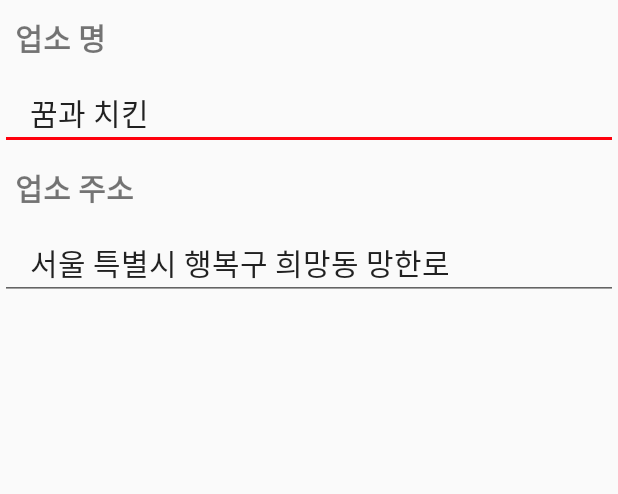
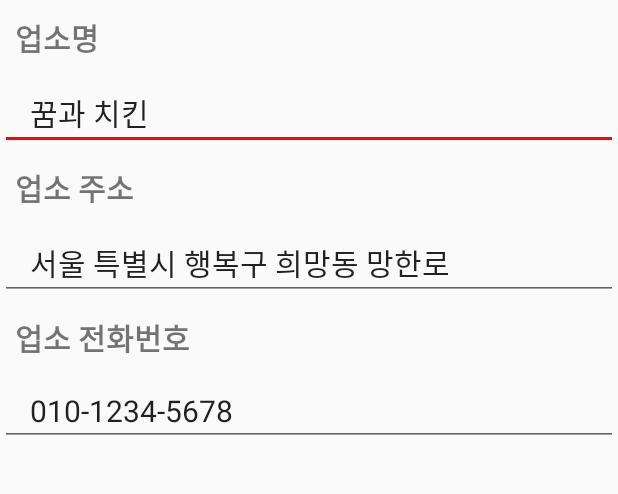
Before and after one commit to GDGKC-FirebasedHackathon/NoShow, an Android app: the AdminProfileActivity screen opened directly, with no data from a screen before it, after a tap on an icon or button, on a phone screen of 412 x 824 dp, the part 318-812 px from its top. Run offline under Robolectric (Android 15) with nearby library versions, the phone set to English and light mode, and no system bars; our stand-ins replace data binding.

Commit message:
admin 프로필 편집화면 뼈대 완성

```diff
--- a/app_admin/src/main/java/com/mma/noshow_admin/AdminFoodsActivity.java
+++ b/app_admin/src/main/java/com/mma/noshow_admin/AdminFoodsActivity.java
@@ -1,11 +1,7 @@
 package com.mma.noshow_admin;
 
 import android.os.Bundle;
-import android.support.design.widget.FloatingActionButton;
-import android.support.design.widget.Snackbar;
 import android.support.v7.app.AppCompatActivity;
-import android.support.v7.widget.Toolbar;
-import android.view.View;
 
 public class AdminFoodsActivity extends AppCompatActivity {
 
@@ -13,17 +9,16 @@ public class AdminFoodsActivity extends AppCompatActivity {
     protected void onCreate(Bundle savedInstanceState) {
         super.onCreate(savedInstanceState);
         setContentView(R.layout.activity_admin_foods);
-        Toolbar toolbar = (Toolbar) findViewById(R.id.toolbar);
-        setSupportActionBar(toolbar);
 
-        FloatingActionButton fab = (FloatingActionButton) findViewById(R.id.fab);
-        fab.setOnClickListener(new View.OnClickListener() {
-            @Override
-            public void onClick(View view) {
-                Snackbar.make(view, "Replace with your own action", Snackbar.LENGTH_LONG)
-                        .setAction("Action", null).show();
-            }
-        });
+
+
+//        FloatingActionButton fab = (FloatingActionButton) findViewById(R.id.fab);
+//        fab.setOnClickListener(new View.OnClickListener() {
+//            @Override
+//            public void onClick(View view) {
+//                Snackbar.make(view, "Replace with your own action", Snackbar.LENGTH_LONG)
+//                        .setAction("Action", null).show();
+//            }
+//        });
     }
-
 }
--- a/app_admin/src/main/java/com/mma/noshow_admin/AdminHomeActivity.java
+++ b/app_admin/src/main/java/com/mma/noshow_admin/AdminHomeActivity.java
@@ -1,33 +1,29 @@
 package com.mma.noshow_admin;
 
+import android.app.Activity;
 import android.content.Intent;
 import android.databinding.DataBindingUtil;
 import android.os.Bundle;
-import android.app.Activity;
-import android.util.Log;
 import android.view.View;
 
 import com.mma.noshow_admin.databinding.ActivityAdminHomeBinding;
 
-public class AdminHomeActivity extends Activity {
-
+public class AdminHomeActivity extends Activity
+{
 	private ActivityAdminHomeBinding binding;
 
 	@Override
-    protected void onCreate(Bundle savedInstanceState) {
+	protected void onCreate(Bundle savedInstanceState)
+	{
 		super.onCreate(savedInstanceState);
 		binding = DataBindingUtil.setContentView(this, R.layout.activity_admin_home);
 	}
 
-    @Override
-    protected void onStart() {
-        super.onStart();
-    }
 	public void onClick(View view)
 	{
-         if(view == binding.btnProfile){
+		if (view == binding.btnProfile)
+		{
 			startActivity(new Intent(this, AdminProfileActivity.class));
 		}
-
 	}
 }
--- a/app_admin/src/main/java/com/mma/noshow_admin/AdminProfileActivity.java
+++ b/app_admin/src/main/java/com/mma/noshow_admin/AdminProfileActivity.java
@@ -1,14 +1,8 @@
 package com.mma.noshow_admin;
 
-import android.content.Intent;
 import android.databinding.DataBindingUtil;
 import android.os.Bundle;
-import android.support.design.widget.FloatingActionButton;
-import android.support.design.widget.Snackbar;
 import android.support.v7.app.AppCompatActivity;
-import android.support.v7.widget.Toolbar;
-import android.text.InputType;
-import android.util.Log;
 import android.view.View;
 
 import com.mma.noshow_admin.databinding.ActivityAdminProfileBinding;
@@ -24,18 +18,21 @@ public class AdminProfileActivity extends AppCompatActivity {
     }
     public void onClick(View view)
     {
-        if(view == binding.btnBack) {
+        if (view == binding.btnBack)
+        {
             finish();
-        }else if(view==binding.btnEdit){
-            if(binding.txtLocation.getInputType() == InputType.TYPE_NULL){
-                Log.d("input","(null)input type : "+InputType.TYPE_NULL+" and modified :" + InputType.TYPE_CLASS_TEXT);
-                binding.txtLocation.setInputType(InputType.TYPE_CLASS_TEXT);
-                binding.txtName.setInputType(InputType.TYPE_CLASS_TEXT);
-            }else {
-                Log.d("input","input type : "+InputType.TYPE_CLASS_TEXT+" and modified :" + InputType.TYPE_NULL);
-                binding.txtLocation.setInputType(InputType.TYPE_NULL);
-                binding.txtName.setInputType(InputType.TYPE_NULL);
-            }
+        }
+        else if (view == binding.btnEdit)
+        {
+            String name = binding.txtName.getText().toString();
+            String location = binding.txtLocation.getText().toString();
+            String phone = binding.txtPhone.getText().toString();
+            updateProfile(name, location, phone);
         }
     }
+
+    private void updateProfile(String name, String location, String phone)
+    {
+        // TODO 실시간 데이터베이스에 업데이트
+    }
 }
--- a/app_admin/src/main/java/com/mma/noshow_admin/LoginActivity.java
+++ b/app_admin/src/main/java/com/mma/noshow_admin/LoginActivity.java
@@ -57,8 +57,13 @@ public class LoginActivity extends AppCompatActivity implements GoogleApiClient.
 				if (user != null) {
 					// User is signed in
 					Log.d("ASDF", "onAuthStateChanged:signed_in:" + user.getUid());
+					Toast.makeText(LoginActivity.this, "로그인 성공!", Toast.LENGTH_SHORT).show();
+
+					// 홈 화면으로 이동
+					Intent intent = new Intent(LoginActivity.this, AdminHomeActivity.class);
+					intent.putExtra("uid", user.getUid());
+					startActivity(intent);
 					finish();
-					Toast.makeText(LoginActivity.this, "로그인 성공!", Toast.LENGTH_SHORT).show();
 				} else {
 					// User is signed out
 					Log.d("ASDF", "onAuthStateChanged:signed_out");
--- a/app_admin/src/main/res/layout/activity_admin_profile.xml
+++ b/app_admin/src/main/res/layout/activity_admin_profile.xml
@@ -1,12 +1,13 @@
 <?xml version="1.0" encoding="utf-8"?>
 <layout>
-    <LinearLayout xmlns:android="http://schemas.android.com/apk/res/android"
-        xmlns:tools="http://schemas.android.com/tools"
-        android:id="@+id/activity_admin_home"
-        android:layout_width="match_parent"
-        android:layout_height="match_parent"
-        android:orientation="vertical"
-        tools:context="com.mma.noshow_admin.AdminHomeActivity">
+
+	<LinearLayout android:id = "@+id/activity_admin_home"
+	              xmlns:android = "http://schemas.android.com/apk/res/android"
+	              xmlns:tools = "http://schemas.android.com/tools"
+	              android:layout_width = "match_parent"
+	              android:layout_height = "match_parent"
+	              android:orientation = "vertical"
+	              tools:context = "com.mma.noshow_admin.AdminHomeActivity">
 
 		<android.support.design.widget.AppBarLayout
 			android:layout_width = "match_parent"
@@ -26,75 +27,104 @@
 					android:layout_marginLeft = "15dp"
 					android:background = "@drawable/left_arrow"
 					android:onClick = "onClick"/>
+
 				<Button
 					android:id = "@+id/btn_edit"
 					android:layout_width = "30dp"
 					android:layout_height = "30dp"
+					android:layout_alignParentRight = "true"
 					android:layout_centerVertical = "true"
-                    android:layout_alignParentRight="true"
 					android:layout_marginRight = "15dp"
 					android:background = "@drawable/edit"
 					android:onClick = "onClick"/>
+
 				<ImageView
-                    android:layout_width="150dp"
-                    android:layout_height="50dp"
+					android:layout_width = "150dp"
+					android:layout_height = "50dp"
 					android:layout_centerHorizontal = "true"
 					android:layout_centerVertical = "true"
-                    android:src="@drawable/logo"/>
+					android:src = "@drawable/logo"/>
 			</RelativeLayout>
 
 		</android.support.design.widget.AppBarLayout>
 
 		<ImageView
-            android:layout_width="match_parent"
-            android:layout_height="150dp"
+			android:layout_width = "match_parent"
+			android:layout_height = "150dp"
 			android:layout_centerHorizontal = "true"
 			android:layout_centerVertical = "true"
-            android:src="@mipmap/ic_launcher"/>
+			android:src = "@mipmap/ic_launcher"/>
+
 		<TextView
-            android:layout_width="match_parent"
-            android:layout_height="50dp"
-            android:text="업소 명"
-            android:textSize="20dp"
-            android:gravity="center_vertical"
-            android:textStyle="bold"
-            android:paddingBottom="10dp"
-            android:paddingTop="10dp"
-            android:paddingLeft="10dp"
-            android:paddingRight="10dp"/>
+			android:layout_width = "match_parent"
+			android:layout_height = "50dp"
+			android:gravity = "center_vertical"
+			android:paddingBottom = "10dp"
+			android:paddingLeft = "10dp"
+			android:paddingRight = "10dp"
+			android:paddingTop = "10dp"
+			android:text = "업소명"
+			android:textSize = "20dp"
+			android:textStyle = "bold"/>
+
 		<EditText
-            android:id="@+id/txt_name"
-            android:layout_width="match_parent"
-            android:layout_height="wrap_content"
-            android:text="꿈과 치킨"
-            android:textSize="20dp"
-            android:gravity="center_vertical"
-            android:paddingBottom="10dp"
-            android:paddingTop="10dp"
-            android:paddingLeft="20dp"/>
+			android:id = "@+id/txt_name"
+			android:layout_width = "match_parent"
+			android:layout_height = "wrap_content"
+			android:gravity = "center_vertical"
+			android:paddingBottom = "10dp"
+			android:paddingLeft = "20dp"
+			android:paddingTop = "10dp"
+			android:text = "꿈과 치킨"
+			android:textSize = "20dp"/>
+
 		<TextView
-            android:layout_width="match_parent"
-            android:layout_height="50dp"
-            android:text="업소 주소"
-            android:textSize="20dp"
-            android:gravity="center_vertical"
-            android:textStyle="bold"
-            android:paddingBottom="10dp"
-            android:paddingTop="10dp"
-            android:paddingLeft="10dp"
-            android:paddingRight="10dp"
-            android:inputType="none"/>
+			android:layout_width = "match_parent"
+			android:layout_height = "50dp"
+			android:gravity = "center_vertical"
+			android:paddingBottom = "10dp"
+			android:paddingLeft = "10dp"
+			android:paddingRight = "10dp"
+			android:paddingTop = "10dp"
+			android:text = "업소 주소"
+			android:textSize = "20dp"
+			android:textStyle = "bold"/>
+
 		<EditText
-            android:id="@+id/txt_location"
-            android:layout_width="match_parent"
-            android:layout_height="wrap_content"
-            android:text="서울 특별시 행복구 희망동 망한로 "
-            android:textSize="20dp"
-            android:gravity="center_vertical"
-            android:paddingBottom="10dp"
-            android:paddingTop="10dp"
-            android:paddingLeft="20dp"
-            android:paddingRight="10dp"
-            android:inputType="none"/>
+			android:id = "@+id/txt_location"
+			android:layout_width = "match_parent"
+			android:layout_height = "wrap_content"
+			android:gravity = "center_vertical"
+			android:paddingBottom = "10dp"
+			android:paddingLeft = "20dp"
+			android:paddingRight = "10dp"
+			android:paddingTop = "10dp"
+			android:text = "서울 특별시 행복구 희망동 망한로 "
+			android:textSize = "20dp"/>
+
+		<TextView
+			android:layout_width = "match_parent"
+			android:layout_height = "50dp"
+			android:gravity = "center_vertical"
+			android:paddingBottom = "10dp"
+			android:paddingLeft = "10dp"
+			android:paddingRight = "10dp"
+			android:paddingTop = "10dp"
+			android:text = "업소 전화번호"
+			android:textSize = "20dp"
+			android:textStyle = "bold"/>
+
+		<EditText
+			android:id = "@+id/txt_phone"
+			android:layout_width = "match_parent"
+			android:layout_height = "wrap_content"
+			android:gravity = "center_vertical"
+			android:inputType = "phone"
+			android:paddingBottom = "10dp"
+			android:paddingLeft = "20dp"
+			android:paddingRight = "10dp"
+			android:paddingTop = "10dp"
+			android:text = "010-1234-5678"
+			android:textSize = "20dp"/>
 	</LinearLayout>
 </layout>
```
Also changed, not shown: app_admin/src/main/AndroidManifest.xml (+12 -7 lines). Lines whose indentation alone changed are shown as unchanged.
